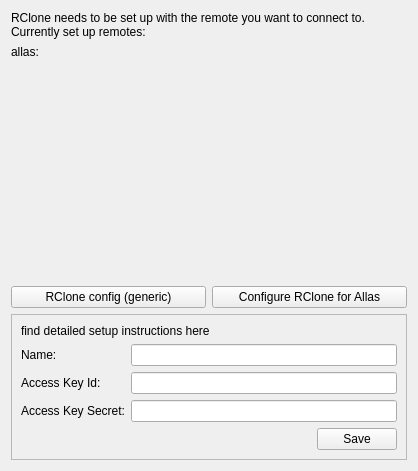
Before: the Qt Designer form src/wizard/SetupWizardPage2.ui in duri93/OneClone, drawn with Qt 5.
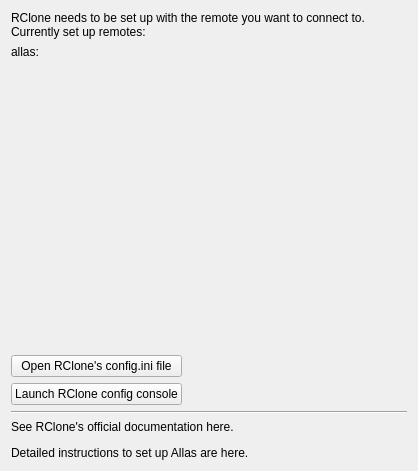
After: the same form once the commit is applied. Icons and pictures are not drawn.

Commit message: Implemented setup wizard

Patch:
```diff
--- a/src/wizard/SetupWizardPage2.ui
+++ b/src/wizard/SetupWizardPage2.ui
@@ -45,69 +45,30 @@
     </spacer>
    </item>
    <item>
-    <layout class="QHBoxLayout" name="horizontalLayout_2">
-     <item>
-      <widget class="QPushButton" name="rcloneConfig">
-       <property name="text">
-        <string>RClone config (generic)</string>
-       </property>
-       <property name="icon">
-        <iconset resource="../../resources/resources.qrc">
-         <normaloff>:/icons/open.svg</normaloff>:/icons/open.svg</iconset>
-       </property>
-      </widget>
-     </item>
-     <item>
-      <widget class="QPushButton" name="allasConfig">
-       <property name="text">
-        <string>Configure RClone for Allas</string>
-       </property>
-      </widget>
-     </item>
-    </layout>
-   </item>
-   <item>
-    <widget class="QFrame" name="allasConfigFrame">
-     <property name="frameShape">
-      <enum>QFrame::Shape::StyledPanel</enum>
-     </property>
-     <property name="frameShadow">
-      <enum>QFrame::Shadow::Raised</enum>
-     </property>
-     <layout class="QFormLayout" name="formLayout">
+    <layout class="QGridLayout" name="gridLayout">
       <item row="1" column="0">
-       <widget class="QLabel" name="nameLabel">
+      <widget class="QPushButton" name="configConsoleButton">
         <property name="text">
-         <string>Name:</string>
-        </property>
-       </widget>
-      </item>
-      <item row="1" column="1">
-       <widget class="QLineEdit" name="name"/>
-      </item>
-      <item row="2" column="0">
-       <widget class="QLabel" name="keyLabel">
-        <property name="text">
-         <string>Access Key Id:</string>
+        <string>Launch RClone config console</string>
+       </property>
+       <property name="icon">
+        <iconset resource="../../resources/resources.qrc">
+         <normaloff>:/icons/open.svg</normaloff>:/icons/open.svg</iconset>
         </property>
        </widget>
       </item>
-      <item row="2" column="1">
-       <widget class="QLineEdit" name="key"/>
-      </item>
-      <item row="3" column="0">
-       <widget class="QLabel" name="secretLabel">
+     <item row="0" column="0">
+      <widget class="QPushButton" name="configFileButton">
         <property name="text">
-         <string>Access Key Secret:</string>
-        </property>
-       </widget>
-      </item>
-      <item row="3" column="1">
-       <widget class="QLineEdit" name="secret"/>
-      </item>
-      <item row="4" column="0" colspan="2">
-       <layout class="QHBoxLayout" name="horizontalLayout">
-        <item>
+        <string>Open RClone's config.ini file</string>
+       </property>
+       <property name="icon">
+        <iconset resource="../../resources/resources.qrc">
+         <normaloff>:/icons/open.svg</normaloff>:/icons/open.svg</iconset>
+       </property>
+      </widget>
+     </item>
+     <item row="0" column="1">
          <spacer name="horizontalSpacer">
           <property name="orientation">
            <enum>Qt::Orientation::Horizontal</enum>
@@ -120,23 +81,20 @@
           </property>
          </spacer>
         </item>
+    </layout>
+   </item>
         <item>
-         <widget class="QPushButton" name="allasConfigSave">
-          <property name="text">
-           <string>Save</string>
+    <widget class="Line" name="line">
+     <property name="orientation">
+      <enum>Qt::Orientation::Horizontal</enum>
           </property>
          </widget>
         </item>
-       </layout>
-      </item>
-      <item row="0" column="0" colspan="2">
-       <widget class="QLabel" name="label">
+   <item>
+    <widget class="QLabel" name="docsLabel">
         <property name="text">
-         <string>find detailed setup instructions here</string>
-        </property>
-       </widget>
-      </item>
-     </layout>
+      <string>&lt;html&gt;&lt;head/&gt;&lt;body&gt;&lt;p&gt;See RClone's official documentation here.&lt;/p&gt;&lt;p&gt;Detailed instructions to set up Allas are here.&lt;/p&gt;&lt;/body&gt;&lt;/html&gt;</string>
+     </property>
     </widget>
    </item>
   </layout>
```
Lines whose indentation alone changed are shown as unchanged. The commit also changes 17 other files.
